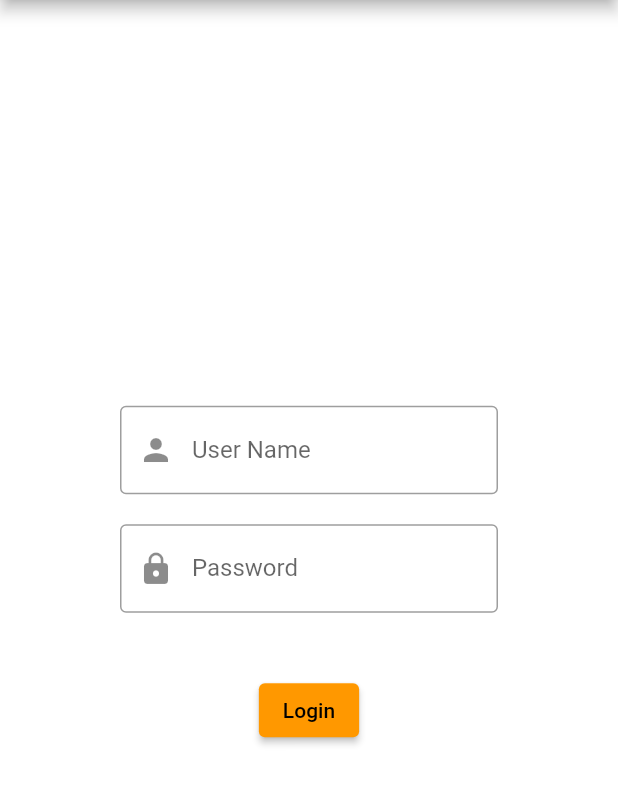
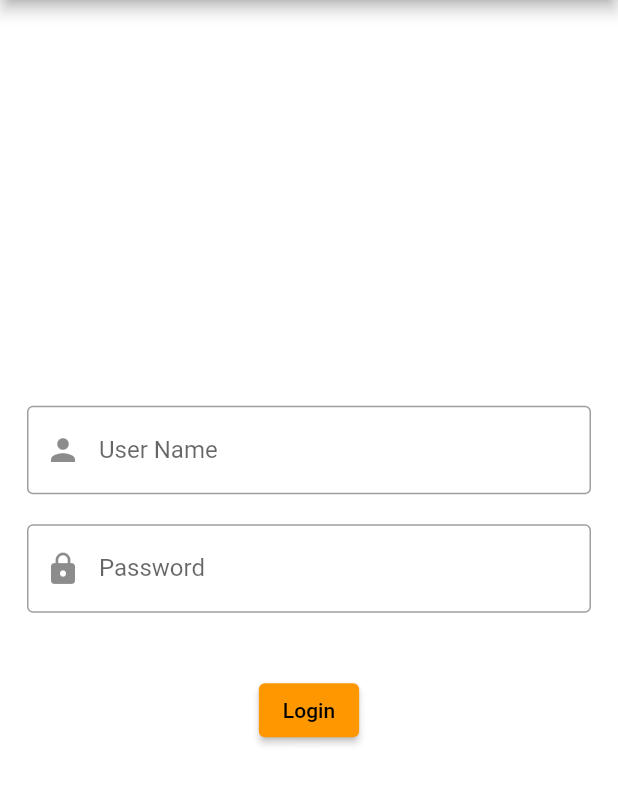
Before and after one commit to abilyc/bmt_ibnusina, a Flutter app: the screen it shows after launch, on a phone screen of 412 x 824 dp, the part 84-889 px from its top. Run offline on Flutter 3.47's test engine with Material 2 defaults, Android fonts, the phone set to English and light mode, and no system bars; missing offline and left inert: bitsdojo_window, hasura_connect.

```diff
--- a/lib/screens/login.dart
+++ b/lib/screens/login.dart
@@ -14,7 +14,7 @@ class LoginScreen extends StatelessWidget {
     return Container(
       decoration: BoxDecoration(borderRadius: BorderRadius.circular(16.0)),
       child: Padding(
-        padding: const EdgeInsets.symmetric(horizontal: 60.0),
+        padding: const EdgeInsets.symmetric(horizontal: 10.0),
         child: Wrap(
           alignment: WrapAlignment.center,
           runAlignment: WrapAlignment.center,
--- /dev/null
+++ b/lib/tools/appbar.dart
@@ -0,0 +1,22 @@
+import 'dart:io';
+
+import 'package:bitsdojo_window/bitsdojo_window.dart';
+import 'package:flutter/material.dart';
+
+class CustomAppBar extends StatelessWidget implements PreferredSizeWidget {
+  final Widget child;
+  final double height;
+
+  const CustomAppBar({
+    Key? key,
+    required this.child,
+    this.height = kToolbarHeight,
+  }) : super(key: key);
+
+  @override
+  Size get preferredSize => Size.fromHeight(height);
+
+  @override
+  Widget build(BuildContext context) =>
+      !Platform.isAndroid ? MoveWindow(child: child) : Container(child: child);
+}
--- a/lib/tools/wrapper.dart
+++ b/lib/tools/wrapper.dart
@@ -1,3 +1,5 @@
+import 'package:bitsdojo_window/bitsdojo_window.dart';
+import 'package:bmt_ibnusina/tools/appbar.dart';
 import 'package:flutter/material.dart';
 
 import 'navbar.dart';
@@ -12,14 +14,16 @@ class Wrapper extends StatelessWidget {
   Widget build(BuildContext context) {
     return SafeArea(
       child: Scaffold(
-        appBar: AppBar(
-          automaticallyImplyLeading: menu,
-          title: Text(judul),
-          centerTitle: true,
+        appBar: CustomAppBar(
+          child: AppBar(
+            automaticallyImplyLeading: menu,
+            title: Text(judul),
+            centerTitle: true,
+          ),
         ),
         drawer: const NavBar(),
         body: Container(
-          padding: const EdgeInsets.symmetric(vertical: 20, horizontal: 20),
+          padding: const EdgeInsets.symmetric(vertical: 20, horizontal: 8.0),
           width: double.infinity,
           height: double.infinity,
           decoration: const BoxDecoration(color: Colors.white),
```
Also changed, not shown: lib/main.dart (+12 -10 lines), lib/screens/home.dart (+8 -0 lines).
